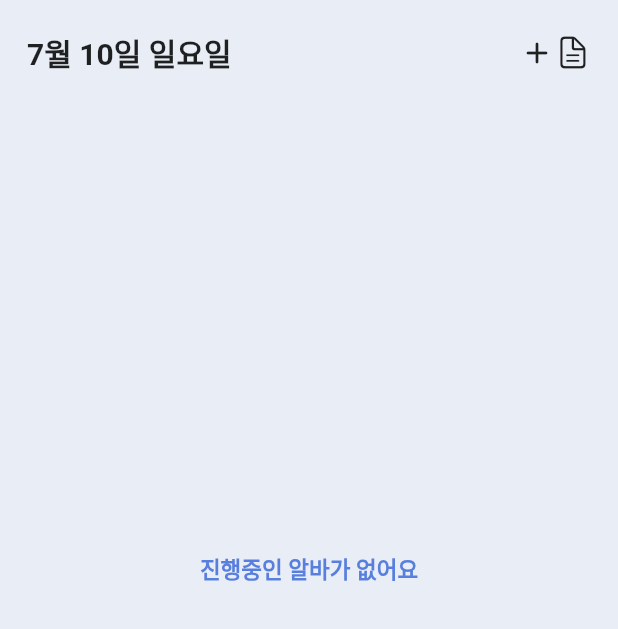
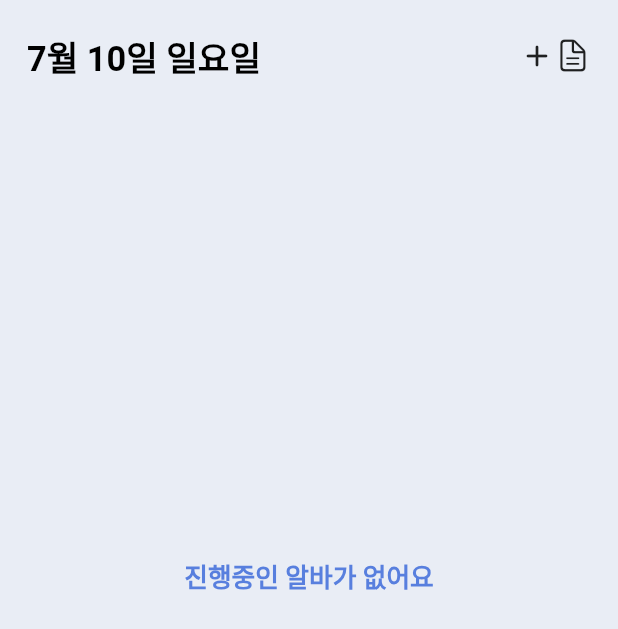
Before and after one commit to char-null/aalbaya, a Flutter app: the screen it shows after launch, on a phone screen of 412 x 824 dp. Shown: the top 629 px of the screen. Run offline on Flutter 3.47's test engine with Material 2 defaults, Android fonts, the phone set to English and light mode, and no system bars; our stand-ins replace flutter_form_builder, flutter_screenutil, form_builder_validators, get, sqflite; accounts and stored records are empty.

Commit message:
size 설정

```diff
--- a/lib/main.dart
+++ b/lib/main.dart
@@ -1,6 +1,9 @@
 import 'package:aalbaya/src/pages/home_page.dart';
+import 'package:aalbaya/src/styles/colors.dart';
+import 'package:aalbaya/src/styles/textstyle.dart';
 import 'package:flutter/material.dart';
 import 'package:flutter_localizations/flutter_localizations.dart';
+import 'package:flutter_screenutil/flutter_screenutil.dart';
 import 'package:get/get.dart';
 
 void main() {
@@ -12,18 +15,40 @@ class MyApp extends StatelessWidget {
 
   @override
   Widget build(BuildContext context) {
-    return const GetMaterialApp(
-      localizationsDelegates: [
+    return ScreenUtilInit(
+      designSize: const Size(1080, 2340),
+      builder: (context, child) {
+        return GetMaterialApp(
+          builder: (context, child) {
+            return MediaQuery(
+                data: MediaQuery.of(context).copyWith(textScaleFactor: 1.0),
+                child: child!);
+          },
+          localizationsDelegates: const [
             GlobalMaterialLocalizations.delegate,
             GlobalWidgetsLocalizations.delegate,
             GlobalCupertinoLocalizations.delegate,
             // if it's a RTL language
           ],
-      supportedLocales: [
+          supportedLocales: const [
             Locale('ko', 'KR'),
+
             // include country code too
           ],
-      home: HomePage(),
+          debugShowCheckedModeBanner: false,
+          home: const HomePage(),
+          theme: ThemeData(
+            appBarTheme: AppBarTheme(
+              titleTextStyle: TextStyle(
+                  fontSize: textsize * 0.9,
+                  fontWeight: FontWeight.bold,
+                  color: Colors.white),
+              elevation: 0,
+              backgroundColor: pointcolor,
+            ),
+          ),
+        );
+      },
     );
   }
 }
--- a/lib/src/styles/textstyle.dart
+++ b/lib/src/styles/textstyle.dart
@@ -1,13 +1,32 @@
 import 'package:aalbaya/src/styles/colors.dart';
 import 'package:flutter/material.dart';
+import 'package:flutter_screenutil/flutter_screenutil.dart';
 
-const headstyle = TextStyle(fontSize: 20, fontWeight: FontWeight.bold);
+final double width = 540.w;
+final double height = 1100.h;
+final double textsize = 60.sp;
 
-const subheadstyle = TextStyle(fontSize: 18, fontWeight: FontWeight.bold);
+final headstyle = TextStyle(
+    fontSize: textsize, fontWeight: FontWeight.bold, color: Colors.black);
 
-const contentstyle = TextStyle(fontSize: 16, color: Colors.black);
+final subheadstyle =
+    TextStyle(fontSize: textsize * 0.85, fontWeight: FontWeight.bold);
 
-const contentpointstyle =
-    TextStyle(fontSize: 16, color: pointcolor, fontWeight: FontWeight.bold);
+final contentstyle = TextStyle(fontSize: textsize * 0.75, color: Colors.black);
 
-const pointstyle = TextStyle(fontWeight: FontWeight.bold, color: pointcolor);
+final contentpointstyle = TextStyle(
+    fontSize: textsize * 0.75, color: pointcolor, fontWeight: FontWeight.bold);
+
+final pointstyle = TextStyle(
+    fontWeight: FontWeight.bold, color: pointcolor, fontSize: textsize * 0.75);
+
+final formbuilderstyle = TextStyle(fontSize: textsize * 0.85, height: 1);
+
+final formbuilderhintstyle = TextStyle(
+    fontSize: textsize * 0.85, color: Colors.black.withOpacity(0.2), height: 1);
+
+final listtextstyle = TextStyle(
+  fontSize: textsize * 0.74,
+  color: Colors.black,
+  fontWeight: FontWeight.bold,
+);
```
Lines whose indentation alone changed are shown as unchanged.
